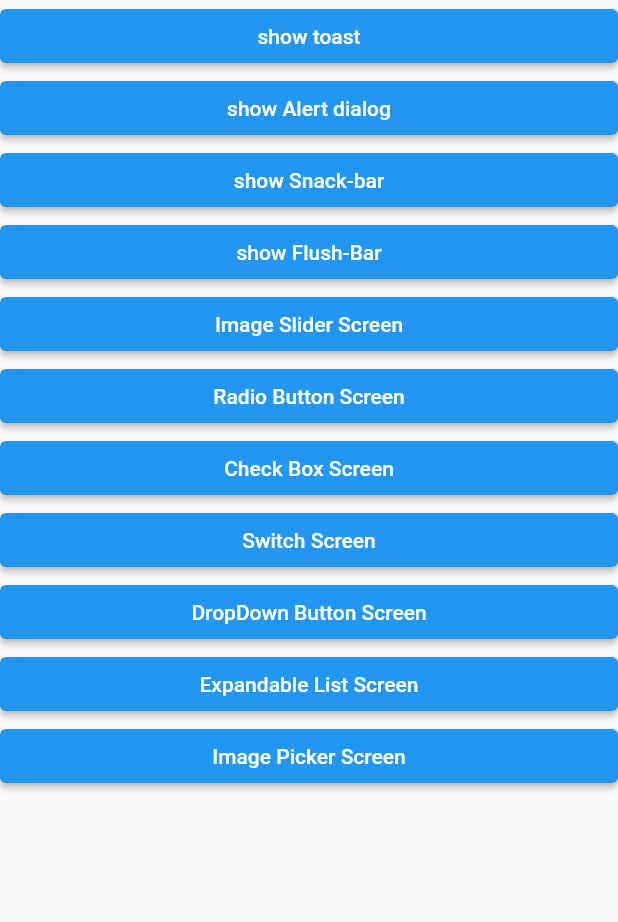
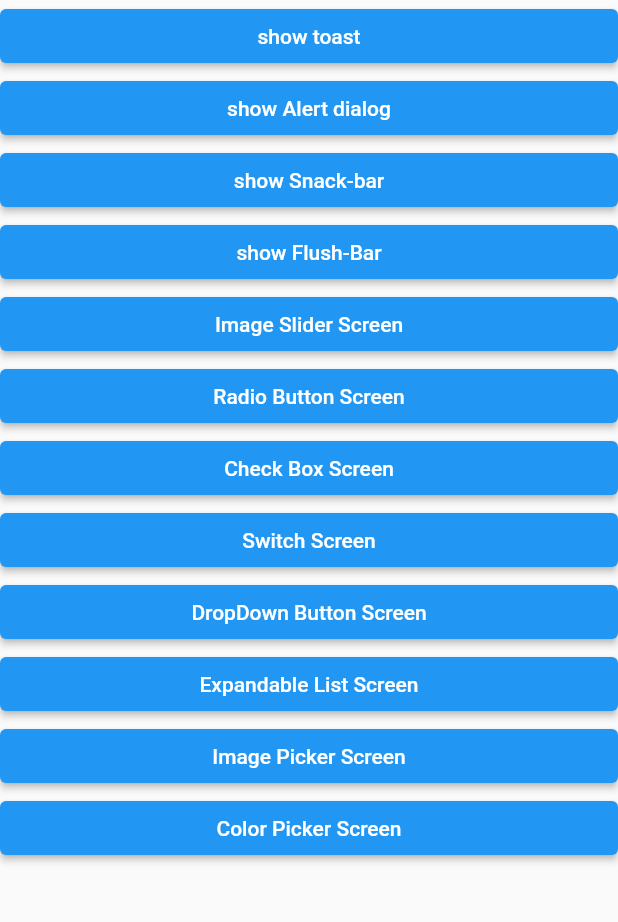
Before and after one commit to MohamedTwfiek-7/Flutter-cool-widgets-app, a Flutter app: the screen it shows after launch, on a phone screen of 412 x 824 dp, the part 84-1006 px from its top. Run offline on Flutter 3.47's test engine with Material 2 defaults, Android fonts, the phone set to English and light mode, and no system bars; our stand-ins replace another_flushbar, carousel_slider, flutter_colorpicker, flutter_styled_toast, image_picker.

Commit message:
Color picker (material) added more color pickers (block,RGB,HSV/HSL)

```diff
--- a/lib/main.dart
+++ b/lib/main.dart
@@ -8,6 +8,8 @@ import 'package:flutter_cool_widgets/image_slider_screen.dart';
 import 'package:flutter_cool_widgets/switch_screen.dart';
 import 'package:flutter_styled_toast/flutter_styled_toast.dart';
 import 'package:flutter_cool_widgets/radio_button_screen.dart';
+
+import 'color_picker_screen.dart';
 
 void main() {
   runApp(const MyApp());
@@ -33,6 +35,7 @@ class MyApp extends StatelessWidget {
         '/Drop-Down-Button-Screen': (ctx) => const DropDownButtonScreen(),
         '/Expandable-List-Screen': (ctx) => const ExpandableListscreen(),
         '/Image-Picker-Screen': (ctx) => const ImagePickerScreen(),
+        '/Color-Picker-Screen': (ctx) => const ColorPickerScreen(),
       },
     );
   }
@@ -294,6 +297,17 @@ class _MyHomePageState extends State<MyHomePage> {
                                   textAlign: TextAlign.center),
                             ),
                           ), //Image  picker
+                          ElevatedButton(
+                            onPressed: () {
+                              Navigator.of(context)
+                                  .pushNamed('/Color-Picker-Screen');
+                            },
+                            child: const SizedBox(
+                              width: double.infinity,
+                              child: Text('Color Picker Screen',
+                                  textAlign: TextAlign.center),
+                            ),
+                          ), //Color  picker
                         ],
                       ),
                     ),
--- a/pubspec.yaml
+++ b/pubspec.yaml
@@ -29,6 +29,7 @@ environment:
 # the latest version available on pub.dev. To see which dependencies have newer
 # versions available, run `flutter pub outdated`.
 dependencies:
+  flutter_colorpicker: ^1.0.3
   image_picker: ^0.8.6+1
   carousel_slider: ^4.2.1
   flutter_styled_toast: ^2.1.3
```
Also changed, not shown: lib/color_picker_screen.dart (added, +55 -0 lines), pubspec.lock.
